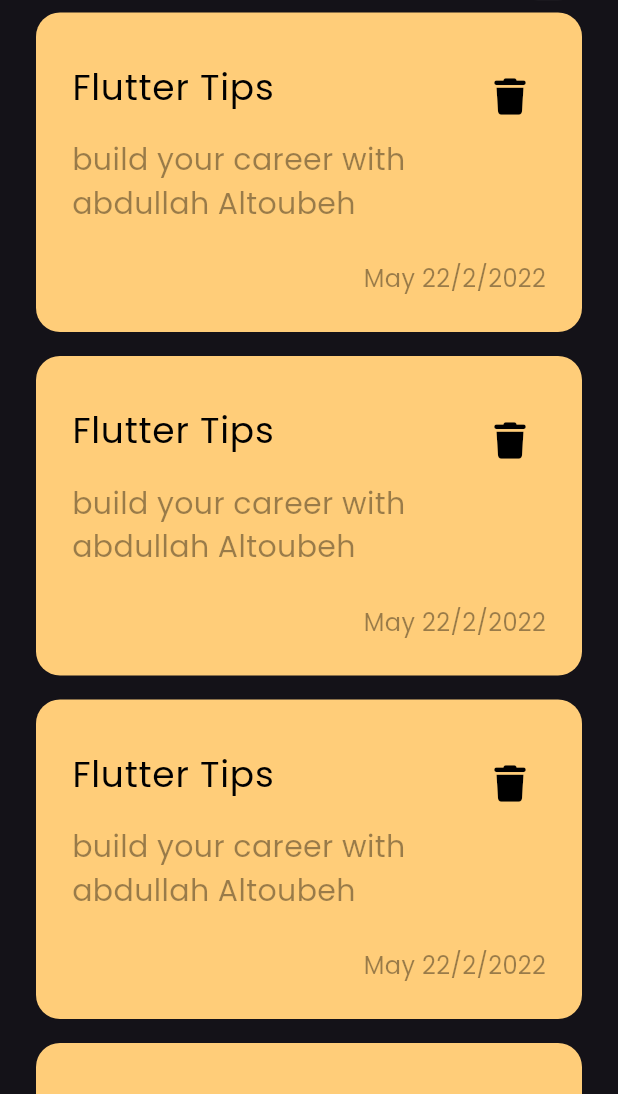
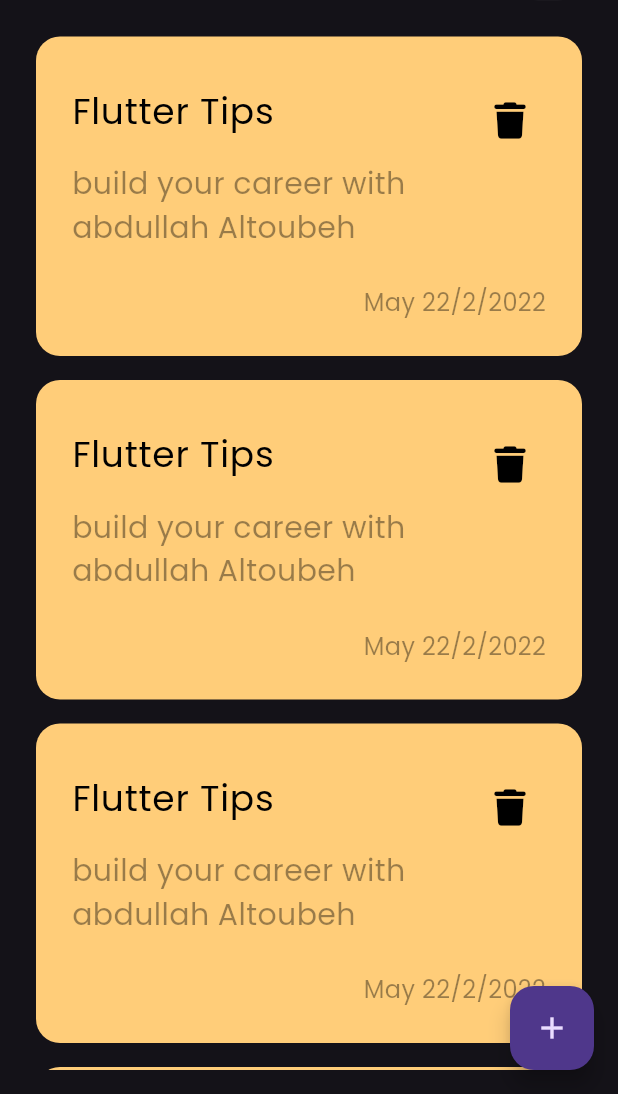
Before and after one commit to abdullahaltoubeh/nots_app, a Flutter app: the screen it shows after launch, on a phone screen of 412 x 824 dp, the part 142-1236 px from its top. Run offline on Flutter 3.47's test engine with Material 3 defaults, Android fonts, the phone set to English and light mode, and no system bars; our stand-ins replace font_awesome_flutter.

Commit message:
adding floating action button

```diff
--- a/lib/main.dart
+++ b/lib/main.dart
@@ -11,6 +11,7 @@ class NotesApp extends StatelessWidget {
   @override
   Widget build(BuildContext context) {
     return  MaterialApp(
+      title: 'notes_app',
       debugShowCheckedModeBanner: false,
       theme: ThemeData(brightness: Brightness.dark,fontFamily: 'Poppins'
       ),
--- a/lib/views/notes_view.dart
+++ b/lib/views/notes_view.dart
@@ -7,8 +7,21 @@ class NotesView extends StatelessWidget {
 
   @override
   Widget build(BuildContext context) {
-    return const Scaffold(
-      body: NoteViewBody(),
+    return  Scaffold(
+      body:const NoteViewBody(),
+      floatingActionButton: FloatingActionButton(onPressed: (){
+      showModalBottomSheet(context: context, builder: (context){
+        return const ShowButtonSheet();
+      });
+      },child: Icon(Icons.add)),
     );
   }
 }
+class ShowButtonSheet extends StatelessWidget {
+  const ShowButtonSheet({super.key});
+
+  @override
+  Widget build(BuildContext context) {
+  return Container();
+  }
+}
--- a/lib/views/widgets/note_item.dart
+++ b/lib/views/widgets/note_item.dart
@@ -1,4 +1,4 @@
-import 'package:flutter/material.dart';
+  import 'package:flutter/material.dart';
 import 'package:font_awesome_flutter/font_awesome_flutter.dart';
 
 class NoteItem extends StatelessWidget {
--- a/lib/views/widgets/notes_list_view.dart
+++ b/lib/views/widgets/notes_list_view.dart
@@ -7,11 +7,16 @@ class NotesListView extends StatelessWidget {
 
   @override
   Widget build(BuildContext context) {
-    return ListView.builder(itemBuilder: (context,index){
-      return const Padding(
-        padding: EdgeInsets.symmetric(vertical: 8.0),
-        child:  NoteItem(),
-      );
-    });
+    return Padding(
+      padding: const EdgeInsets.symmetric(vertical: 16),
+      child: ListView.builder(padding: EdgeInsets.zero,
+          itemBuilder: (context,index){
+        return const Padding(
+          padding: EdgeInsets.symmetric(vertical: 8.0),
+          child:  NoteItem(),
+        );
+
+      }),
+    );
   }
 }
--- a/pubspec.yaml
+++ b/pubspec.yaml
@@ -29,6 +29,7 @@ environment:
 # versions available, run `flutter pub outdated`.
 dependencies:
   font_awesome_flutter: ^10.7.0
+  flutter_launcher_icons: ^0.13.1
   flutter:
     sdk: flutter
 
@@ -61,8 +62,8 @@ flutter:
   uses-material-design: true
 
   # To add assets to your application, add an assets section, like this:
-  # assets:
-  #   - images/a_dot_burr.jpeg
+#  assets:
+
   #   - images/a_dot_ham.jpeg
 
   # An image asset can refer to one or more resolution-specific "variants", see
```
Also changed, not shown: pubspec.lock, 2 other files.
